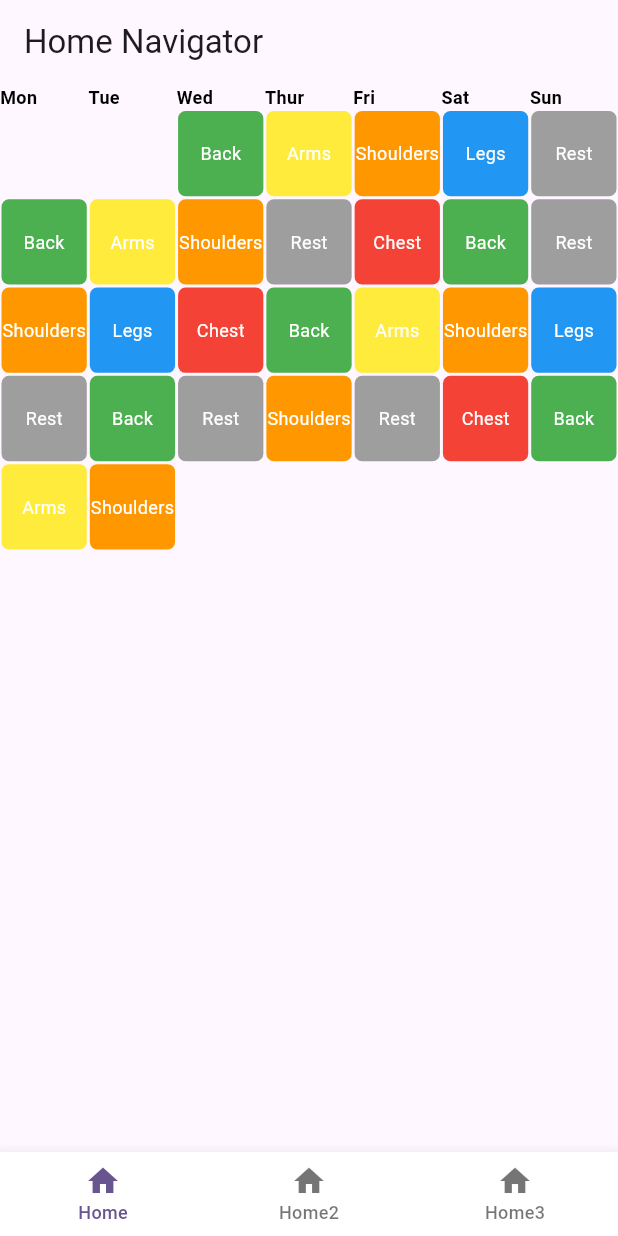
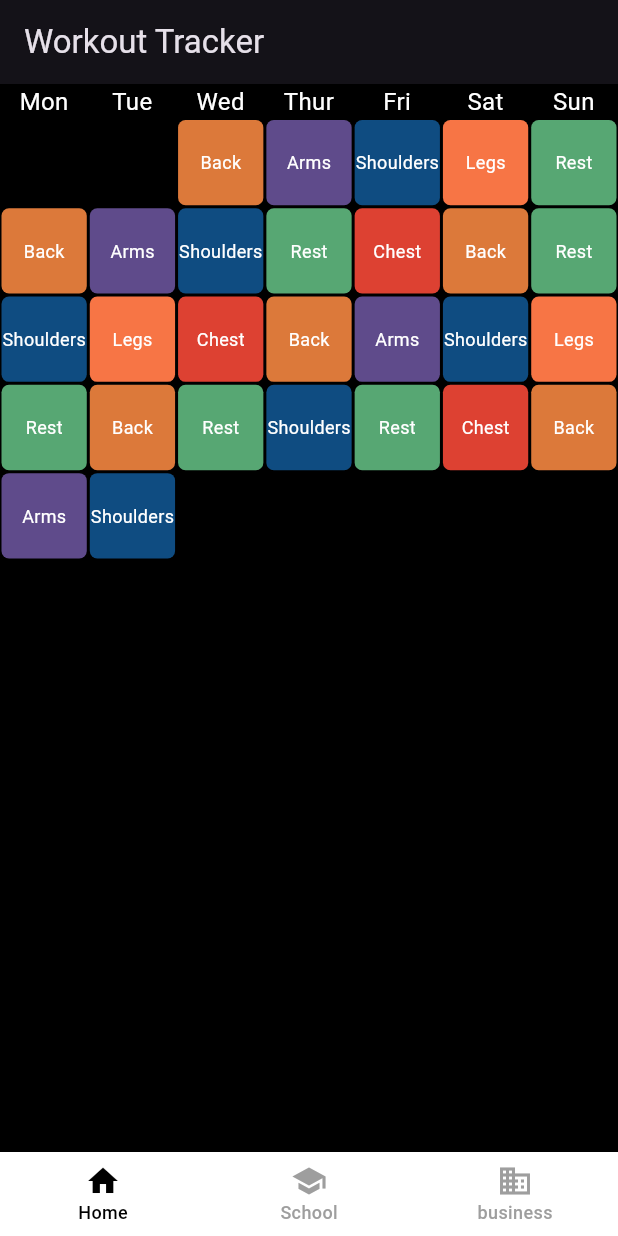
Before and after one commit to spchung/gird_tracker, a Flutter app: the screen it shows after launch, on a phone screen of 412 x 824 dp. Run offline on Flutter 3.47's test engine with Material 3 defaults, Android fonts, the phone set to English and light mode, and no system bars; our stand-ins replace get_it, go_router, watch_it.

Commit message:
feat: pantone colors

```diff
--- a/lib/theme.dart
+++ b/lib/theme.dart
@@ -2,7 +2,43 @@ import 'package:flutter/material.dart';
 // import 'package:google_fonts/google_fonts.dart';
 
 
+var colorGrid = <Color>[
+  const Color(0xFFF77545), // Pantone 16-1546 Living Coral
+  const Color(0xFFDD4132), // Pantone 17-1564 Fiesta
+  const Color(0xFFDC793A), // Pantone 15-1263 Mango Mojito
+  const Color(0xFF5F4B8B), // Pantone 18-3838 Ultra Violet
+  const Color(0xFF0F4C81), // Pantone 19-4052 Classic Blue
+  const Color(0xFF57A773), // Pantone 14-5711 Forest Biome
+  const Color(0xFFCF3E53), // Pantone 18-1662 Cherry Tomato
+  const Color(0xFFF6E05E), // Pantone 13-0647 Meadowlark
+  const Color(0xFF6DAEDB), // Pantone 16-4132 Little Boy Blue
+  const Color(0xFFE03F8A) // Pantone 18-2045 Pink Peacock
+];
+
 var mainTheme = ThemeData(
+  brightness: Brightness.dark,
+  primarySwatch: Colors.blue,
+  scaffoldBackgroundColor: Colors.black,
+  bottomNavigationBarTheme: const BottomNavigationBarThemeData(
+    backgroundColor: Colors.black,
+    selectedItemColor: Colors.black,
+    unselectedItemColor: Colors.grey,
+  ),
+  textTheme: const TextTheme(
+    bodySmall: TextStyle(
+      fontSize: 14,
+      color: Colors.white,
+    ),
+    bodyMedium: TextStyle(
+      fontSize: 16,
+      color: Colors.white,
+    ),
+    bodyLarge: TextStyle(
+      fontSize: 24,
+      color: Colors.white,
+    ),
+  ),
+  // primaryTextTheme: TextTheme(),
   // This is the theme of your application.
   //
   // TRY THIS: Try running your application with "flutter run". You'll see
@@ -18,6 +54,6 @@ var mainTheme = ThemeData(
   //
   // This works for code too, not just values: Most code changes can be
   // tested with just a hot reload.
-  colorScheme: ColorScheme.fromSeed(seedColor: Colors.deepPurple),
+  // colorScheme: ColorScheme.fromSeed(seedColor: Colors.deepPurple),
   useMaterial3: true,
 );
--- a/lib/view/gird_tracker.dart
+++ b/lib/view/gird_tracker.dart
@@ -1,4 +1,5 @@
 import 'package:lets_git_it/model/workout.dart';
+import 'package:lets_git_it/theme.dart';
 
 import 'temp_data.dart';
 import 'package:flutter/material.dart';
@@ -35,12 +36,8 @@ class GridTrackerView extends StatelessWidget {
     return Column(
       children: [
         Row(
-          children: headers.map((e) => Expanded(
-            child: Text(e, style: const TextStyle(
-              fontSize: 12,
-              fontWeight: FontWeight.bold,
-              color: Colors.black,
-            ),),
+          children: headers.map((day) => Expanded(
+            child: Text(day, style: mainTheme.textTheme.bodyMedium, textAlign: TextAlign.center),
           )).toList(),
         ),
         Expanded(
@@ -77,12 +74,3 @@ class GridTrackerView extends StatelessWidget {
     );
   }
 }
-
-class GridTracker extends StatelessWidget {
-  const GridTracker({super.key});
-
-  @override
-  Widget build(BuildContext context) {
-    return const Text('hellp');
-  }
-}
--- a/lib/view/home_nav.dart
+++ b/lib/view/home_nav.dart
@@ -18,7 +18,7 @@ class HomeNavigator extends StatelessWidget with WatchItMixin {
     var index = watch(sl<TabNavigator>().index);
     return Scaffold(
       appBar: AppBar(
-        title: Text('Home Navigator'),
+        title: const Text('Workout Tracker'),
       ),
       body: _widgetOptions.elementAt(index.value),
       bottomNavigationBar: BottomNavigationBar(
@@ -34,21 +34,22 @@ class HomeNavigator extends StatelessWidget with WatchItMixin {
           fontWeight: FontWeight.w500,
         ),
         type: BottomNavigationBarType.fixed,
-        items: <BottomNavigationBarItem>[
+        items: const <BottomNavigationBarItem>[
           BottomNavigationBarItem(
             icon: Icon(Icons.home),
             label: 'Home',
           ),
           BottomNavigationBarItem(
-            icon: Icon(Icons.home),
-            label: 'Home2',
+            icon: Icon(Icons.school),
+            label: 'School',
           ),
           BottomNavigationBarItem(
-            icon: Icon(Icons.home),
-            label: 'Home3',
+            icon: Icon(Icons.business),
+            label: 'business',
           ),
         ],
         onTap: (value) => sl<TabNavigator>().setIndex(value),
+        currentIndex: index.value,
       ),
 
     );
--- a/lib/view/temp_data.dart
+++ b/lib/view/temp_data.dart
@@ -1,17 +1,17 @@
-import 'package:flutter/material.dart';
 import 'package:lets_git_it/model/workout.dart';
+import 'package:lets_git_it/theme.dart';
 
 var headers = [
   'dateTime',
   'workout'
 ];
 
-final legs = Workout(name: 'Legs', color: Colors.blue);
-final chest = Workout(name: 'Chest', color: Colors.red);
-final back = Workout(name: 'Back', color: Colors.green);
-final arms = Workout(name: 'Arms', color: Colors.yellow);
-final shoulders = Workout(name: 'Shoulders', color: Colors.orange);
-final rest = Workout(name: 'Rest', color: Colors.grey);
+final legs = Workout(name: 'Legs', color: colorGrid[0]);
+final chest = Workout(name: 'Chest', color: colorGrid[1]);
+final back = Workout(name: 'Back', color: colorGrid[2]);
+final arms = Workout(name: 'Arms', color: colorGrid[3]);
+final shoulders = Workout(name: 'Shoulders', color: colorGrid[4]);
+final rest = Workout(name: 'Rest', color: colorGrid[5]);
 
 var tempData = [
   // LoggedWorkout(dateTime: DateTime(2024, 1, 1, 10, 10), workout: legs),
```
